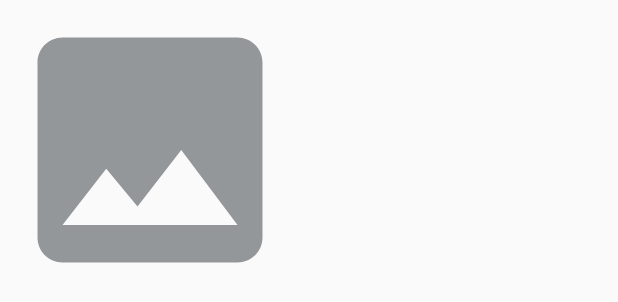
After one commit to VladiGH/RiesgOcop, an Android app: the layout photo_item.xml on its own in the app's theme, with its tools: preview values and no code run, on a phone screen of 412 x 824 dp. The commit adds this screen. Shown: the top 302 px of the screen. Run offline under Robolectric (Android 15) with nearby library versions, the phone set to English and light mode, and no system bars.

Commit message:
carrusel hechizo

```diff
--- /dev/null
+++ b/app/src/main/res/layout/photo_item.xml
@@ -0,0 +1,17 @@
+<?xml version="1.0" encoding="utf-8"?>
+<RelativeLayout
+        xmlns:android="http://schemas.android.com/apk/res/android"
+        xmlns:tools="http://schemas.android.com/tools"
+        android:orientation="horizontal"
+        android:layout_width="200dp"
+        android:layout_height="200dp"
+        tools:showIn="@layout/viewer_report">
+
+    <ImageView
+            android:layout_width="match_parent"
+            android:layout_height="match_parent"
+            android:id="@+id/list_photo"
+            android:src="@drawable/ic_image_black_48dp"
+            android:contentDescription="@string/report_s_photos"/>
+
+</RelativeLayout>
```
Also changed, not shown: app/src/main/java/com/sovize/ultracop/views/fragments/ReportDetailFragment.kt (+25 -4 lines), app/src/main/res/layout/viewer_report.xml (+31 -7 lines).
